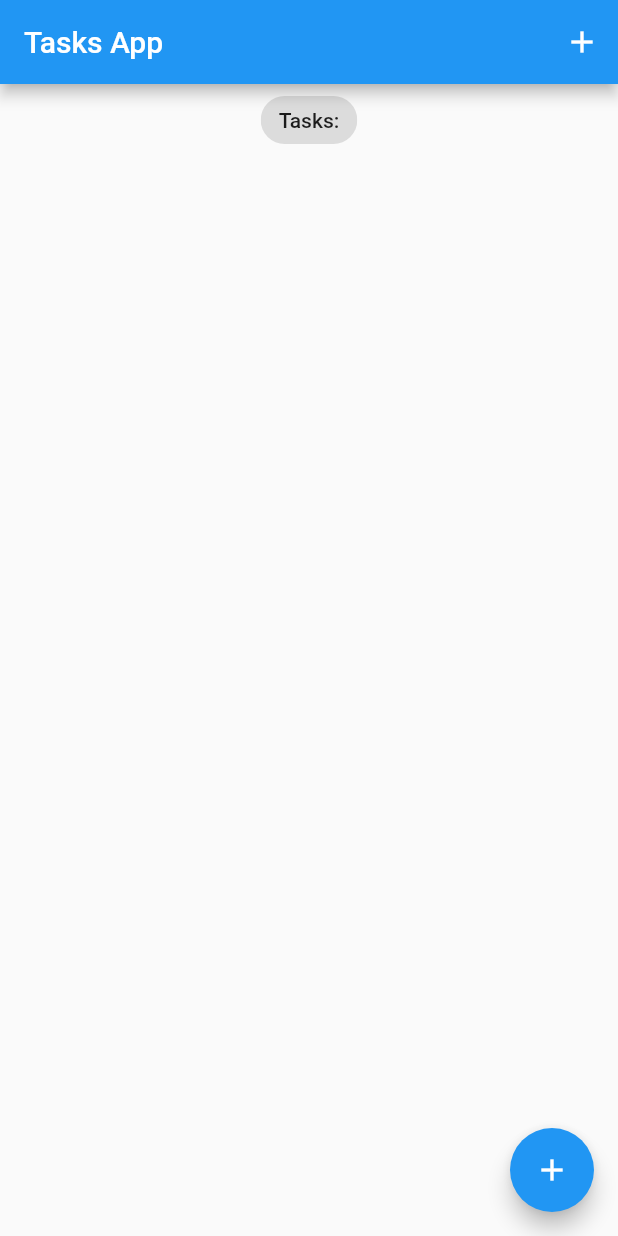
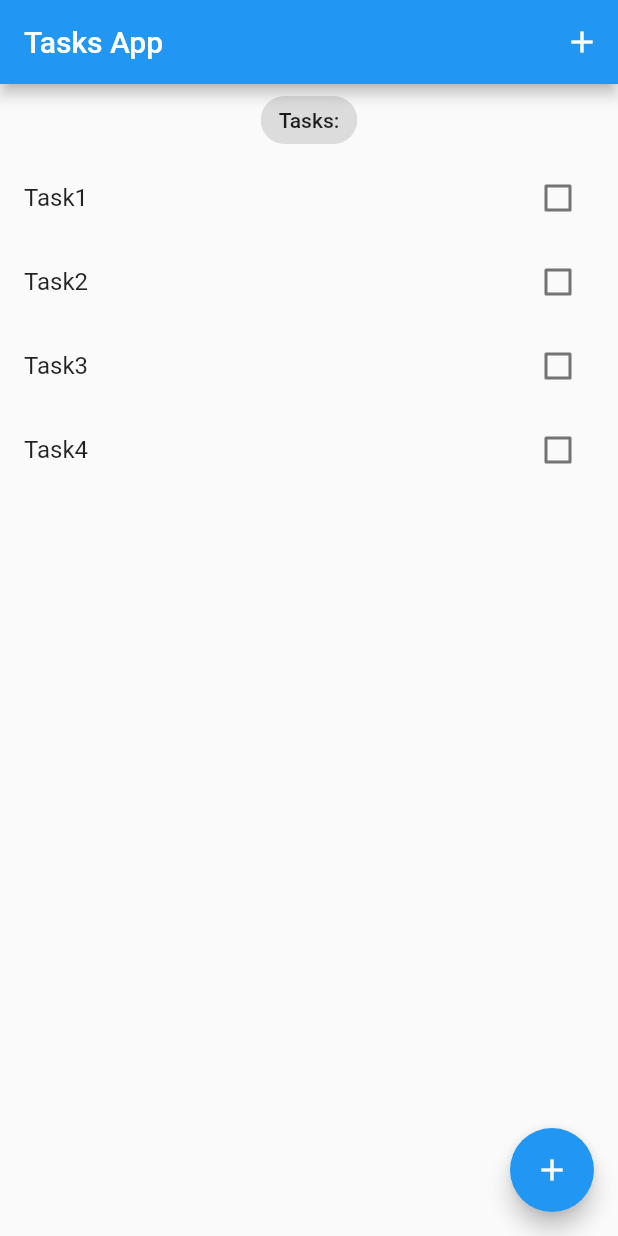
Before and after one commit to alinbabu2010/TasksApp, a Flutter app: the screen it shows after launch, on a phone screen of 412 x 824 dp. Run offline on Flutter 3.47's test engine with Material 2 defaults, Android fonts, the phone set to English and light mode, and no system bars; our stand-ins replace equatable.

Commit message:
Add dummy task list and listView builder
Also remove const keyword for task screen

```diff
--- a/lib/main.dart
+++ b/lib/main.dart
@@ -17,7 +17,7 @@ class MyApp extends StatelessWidget {
       theme: ThemeData(
         primarySwatch: Colors.blue,
       ),
-      home: const TasksScreen(),
+      home: TasksScreen(),
     );
   }
 }
--- a/lib/screens/tasks_screen.dart
+++ b/lib/screens/tasks_screen.dart
@@ -1,7 +1,16 @@
 import 'package:flutter/material.dart';
 
+import '../models/tasks.dart';
+
 class TasksScreen extends StatelessWidget {
-  const TasksScreen({Key? key}) : super(key: key);
+  TasksScreen({Key? key}) : super(key: key);
+
+  List<Task> taskList = [
+    Task(title: 'Task1'),
+    Task(title: 'Task2'),
+    Task(title: 'Task3'),
+    Task(title: 'Task4'),
+  ];
 
   @override
   Widget build(BuildContext context) {
@@ -17,14 +26,28 @@ class TasksScreen extends StatelessWidget {
       ),
       body: Column(
         crossAxisAlignment: CrossAxisAlignment.center,
-        children: const [
-          Center(
+        children: [
+          const Center(
             child: Chip(
               label: Text(
                 'Tasks:',
               ),
             ),
           ),
+          Expanded(
+            child: ListView.builder(
+                itemCount: taskList.length,
+                itemBuilder: (context, index) {
+                  var task = taskList[index];
+                  return ListTile(
+                    title: Text(task.title),
+                    trailing: Checkbox(
+                      value: task.isDone,
+                      onChanged: (value) {},
+                    ),
+                  );
+                }),
+          )
         ],
       ),
       floatingActionButton: FloatingActionButton(
```
